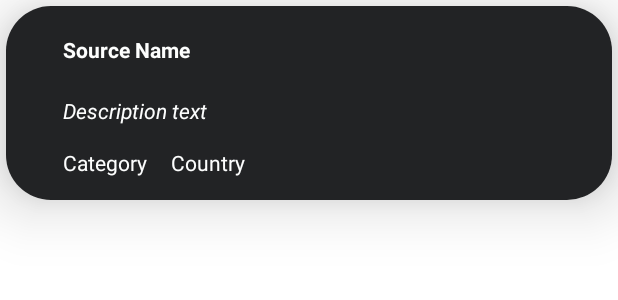
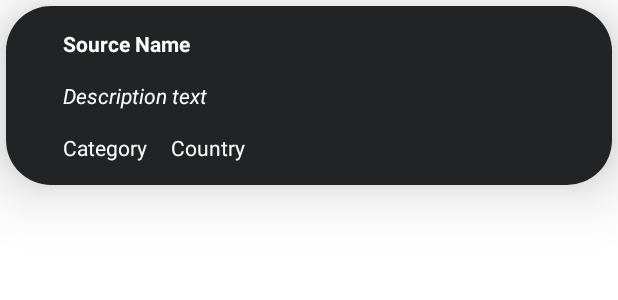
Before and after one commit to ValeryTsalko/News_app, an Android app: the layout source_holder.xml on its own in the app's theme, with its tools: preview values and no code run, on a phone screen of 412 x 824 dp. Shown: the top 300 px of the screen. Run offline under Robolectric (Android 15) with nearby library versions, the phone set to English and light mode, and no system bars.

Commit message:
Added dimens, logic for pulling spinnerList implemented in other method, changes have been made into layuot of mainActivity and elements of recyclerView

```diff
--- a/app/src/main/java/com/example/myweatherapp/MainActivity.kt
+++ b/app/src/main/java/com/example/myweatherapp/MainActivity.kt
@@ -65,6 +65,7 @@ class MainActivity : AppCompatActivity(), OnItemClickListener, OnSourceClickList
         mViewModel.getSpinnerItems.observe(this) { data ->
             searchAdapter.addAll(data)
         }
+        mViewModel.loadSpinnerData()
 
         binding = ActivityMainBinding.inflate(layoutInflater)
         setContentView(binding.root)
--- a/app/src/main/res/layout/source_holder.xml
+++ b/app/src/main/res/layout/source_holder.xml
@@ -21,22 +21,21 @@
                 android:id="@+id/source_name"
                 android:layout_width="wrap_content"
                 android:layout_height="wrap_content"
-                android:layout_marginStart="10dp"
+                android:layout_marginStart="@dimen/margin_tiny"
                 android:textColor="@color/text_color"
                 android:textStyle="bold"
                 app:layout_constraintBottom_toBottomOf="parent"
                 app:layout_constraintStart_toStartOf="@+id/guideline3"
                 app:layout_constraintTop_toTopOf="parent"
-                app:layout_constraintVertical_bias="0.178"
+                app:layout_constraintBottom_toTopOf="@id/source_description"
                 tools:text="Source Name" />
 
         <TextView
                 android:id="@+id/source_description"
                 android:layout_width="0dp"
                 android:layout_height="wrap_content"
-                android:layout_marginStart="10dp"
-                android:layout_marginTop="10dp"
-                android:layout_marginEnd="10dp"
+                android:layout_marginStart="@dimen/margin_tiny"
+                android:layout_marginEnd="@dimen/margin_tiny"
                 android:maxLines="4"
                 android:textColor="@color/text_color"
                 android:textStyle="italic"
@@ -50,7 +49,7 @@
                 android:id="@+id/source_category"
                 android:layout_width="0dp"
                 android:layout_height="wrap_content"
-                android:layout_marginStart="10dp"
+                android:layout_marginStart="@dimen/margin_tiny"
                 android:layout_marginTop="@dimen/margin_short"
                 android:layout_marginBottom="@dimen/margin_short"
                 android:textColor="@color/text_color"
--- a/app/src/main/res/layout/toolbar.xml
+++ b/app/src/main/res/layout/toolbar.xml
@@ -28,7 +28,6 @@
             android:src="@drawable/search"
             app:layout_constraintBottom_toBottomOf="parent"
             app:layout_constraintEnd_toEndOf="parent"
-            app:layout_constraintHorizontal_bias="0.529"
             app:layout_constraintStart_toEndOf="@+id/search_icon"
             app:layout_constraintTop_toTopOf="parent"
             android:visibility="gone"
@@ -53,8 +52,7 @@
             android:id="@+id/search_icon"
             android:layout_width="30dp"
             android:layout_height="30dp"
-            android:layout_marginLeft="10dp"
-            android:layout_marginRight="10dp"
+            android:layout_marginLeft="@dimen/margin_tiny"
             android:backgroundTint="@android:color/transparent"
             app:layout_constraintBottom_toBottomOf="parent"
             app:layout_constraintStart_toStartOf="@+id/guideline4"
```
Also changed, not shown: app/src/main/java/com/example/myweatherapp/viewmodel/MainViewModel.kt (+23 -17 lines), app/src/main/res/layout/activity_main.xml (+1 -6 lines), app/src/main/res/layout/news_holder.xml (+9 -10 lines).
